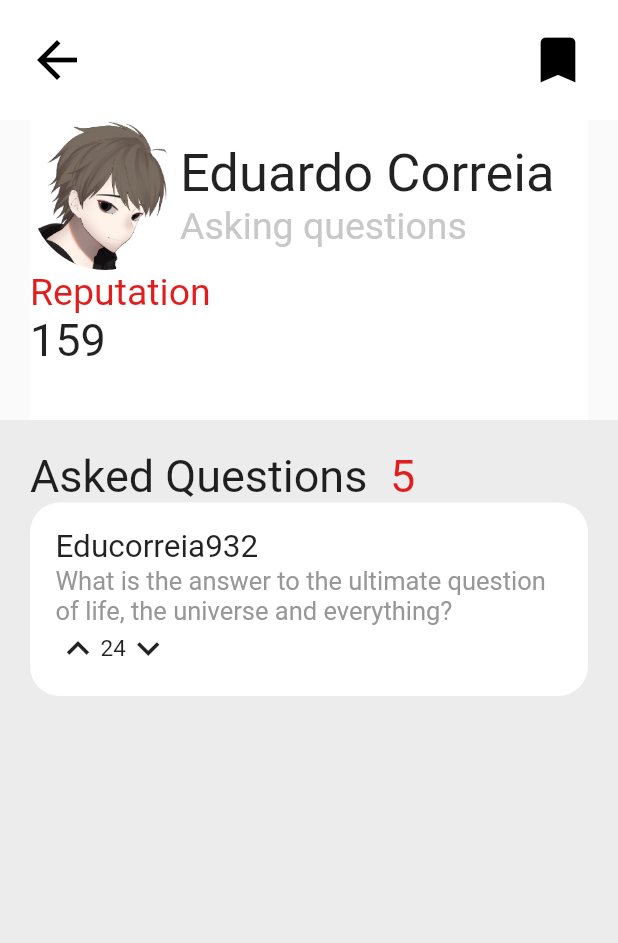
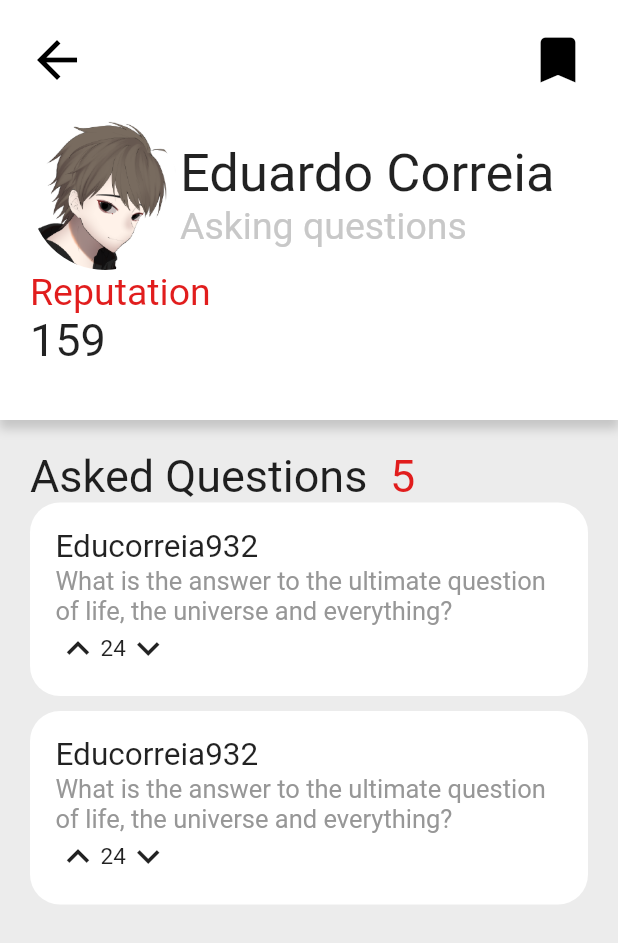
Before and after one commit to Educorreia932/FEUP-ESOF, a Flutter app: the UserProfile screen opened directly, on a phone screen of 412 x 824 dp. Shown: the top 943 px of the screen. Run offline on Flutter 3.47's test engine with Material 2 defaults, Android fonts, the phone set to English and light mode, and no system bars; our stand-ins replace cloud_firestore, firebase_core; accounts and stored records are empty.

Commit message:
Added a shadow to user profile header section
And tweaked the screen a bit

```diff
--- a/ask_away/lib/screens/user_profile/UserProfile.dart
+++ b/ask_away/lib/screens/user_profile/UserProfile.dart
@@ -1,4 +1,5 @@
 import 'package:ask_away/components/UserIcon.dart';
+import 'package:ask_away/screens/main_screen/MainScreen.dart';
 import 'package:flutter/cupertino.dart';
 import 'package:flutter/material.dart';
 
@@ -11,19 +12,31 @@ class UserProfileState extends State<UserProfile> {
   @override
   Widget build(BuildContext context) {
     return Scaffold(
-      appBar: UserProfileAppBar(),
+      appBar: UserProfileAppBar(context),
       body: Column(
         children: [
-          Padding(
-            padding: const EdgeInsets.only(
+          Container(
+            color: Color(0xFFECECEC),
+            child: Container(
+              padding: EdgeInsets.only(
                 left: 20,
                 right: 20,
               ),
-            child: Container(
-              color: Color(0xFFE5E5E5),
-              child: Container(
+              margin: EdgeInsets.only(
+                bottom: 20,
+              ),
               height: 200,
+              decoration: BoxDecoration(
                 color: Colors.white,
+                boxShadow: [
+                  BoxShadow(
+                    color: Colors.grey.withOpacity(0.5),
+                    spreadRadius: 1,
+                    blurRadius: 5,
+                    offset: Offset(0, 5), // changes position of shadow
+                  ),
+                ],
+              ),
               child: Column(
                 children: [
                   Row(
@@ -75,32 +88,38 @@ class UserProfileState extends State<UserProfile> {
               ),
             ),
           ),
-          ),
           Expanded(
             child: Container(
               color: Color(0xFFECECEC),
-              child: Padding(
-                padding: const EdgeInsets.all(20),
+              padding: const EdgeInsets.only(
+                left: 20,
+                right: 20,
+              ),
               child: Column(
                 children: [
                   SectionHeader("Asked Questions", 5),
                   Flexible(
                     child: ListView(
-                        children: [QuestionCard()],
+                      children: [
+                        QuestionCard(),
+                        SizedBox(
+                          height: 10,
+                        ),
+                        QuestionCard(),
+                      ],
                     ),
                   )
                 ],
               ),
             ),
           ),
-          )
         ],
       ),
     );
   }
 }
 
-Widget UserProfileAppBar() {
+Widget UserProfileAppBar(BuildContext context) {
   return AppBar(
     toolbarHeight: 80,
     leading: Padding(
@@ -111,7 +130,13 @@ Widget UserProfileAppBar() {
           size: 40,
           color: Colors.black,
         ),
-        onPressed: () => {},
+        onPressed: () {
+          Navigator.pop(context);
+          Navigator.push(
+            context,
+            MaterialPageRoute(builder: (context) => MainScreen()),
+          );
+        },
       ),
     ),
     backgroundColor: Colors.white,
@@ -127,9 +152,15 @@ Widget UserProfileAppBar() {
             size: 40,
             color: Colors.black,
           ),
-          onPressed: () => {},
+          onPressed: () {
+            Navigator.pop(context);
+            Navigator.push(
+              context,
+              MaterialPageRoute(builder: (context) => MainScreen()),
+            );
+          },
         ),
-      )
+      ),
     ],
   );
 }
```
Also changed, not shown: ask_away/lib/screens/user_profile/components/QuestionCard.dart (deleted, +0 -49 lines). Lines whose indentation alone changed are shown as unchanged.
